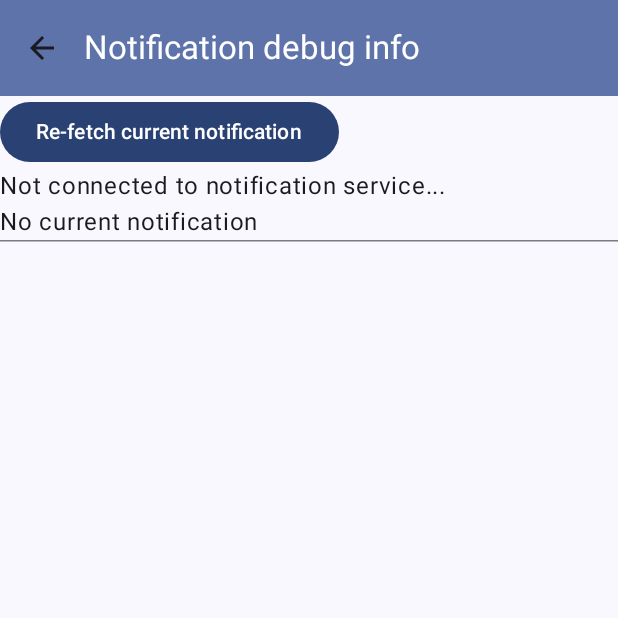
After one commit to FuegoFro/notifications_complication, an Android app built with Jetpack Compose: the NotificationsDebugScreen screen opened through its navigation route, on a phone screen of 412 x 824 dp, the top half of it. The commit adds this screen. Run offline under Robolectric (Android 15) with nearby library versions, the phone set to English and light mode, and no system bars; libraries missing offline, so code that uses them is left out: com.google.android.gms; 6 statements that could not run were skipped.

Commit message:
A ton more debugging info, send commands to service, force refresh when changing packages

```diff
--- a/phone/src/main/java/com/fuegofro/notifications_complication/MainActivity.kt
+++ b/phone/src/main/java/com/fuegofro/notifications_complication/MainActivity.kt
@@ -5,7 +5,6 @@ import android.content.Intent
 import android.content.ServiceConnection
 import android.os.Bundle
 import android.os.IBinder
-import android.util.Log
 import androidx.activity.ComponentActivity
 import androidx.activity.compose.setContent
 import androidx.core.view.WindowCompat
@@ -13,24 +12,31 @@ import androidx.navigation.compose.NavHost
 import androidx.navigation.compose.composable
 import androidx.navigation.compose.rememberNavController
 import com.fuegofro.notifications_complication.ui.MainScreen
+import com.fuegofro.notifications_complication.ui.NotificationsDebugScreen
 import com.fuegofro.notifications_complication.ui.PackageSelectionScreen
 import com.fuegofro.notifications_complication.ui.theme.NotificationsComplicationTheme
+import kotlinx.coroutines.flow.MutableStateFlow
 
 private data object NavScreens {
-    const val MAIN = "main"
+    const val MAIN = "MAIN"
     const val PACKAGES_SELECTION = "PACKAGES_SELECTION"
+    const val NOTIFICATIONS_DEBUG = "NOTIFICATIONS_DEBUG"
 }
 
 class MainActivity : ComponentActivity() {
+    private val serviceBinderFlow =
+        MutableStateFlow<NotificationListener.NotificationListenerBinder?>(null)
 
     private val serviceConnection =
         object : ServiceConnection {
             override fun onServiceConnected(name: ComponentName?, service: IBinder?) {
-                Log.e("ServiceConnection", "onServiceConnected")
+                // Log.e("ServiceConnection", "onServiceConnected")
+                serviceBinderFlow.value = service as NotificationListener.NotificationListenerBinder
             }
 
             override fun onServiceDisconnected(name: ComponentName?) {
-                Log.e("ServiceConnection", "onServiceDisconnected")
+                // Log.e("ServiceConnection", "onServiceDisconnected")
+                serviceBinderFlow.value = null
             }
         }
 
@@ -50,11 +56,23 @@ class MainActivity : ComponentActivity() {
                         MainScreen(
                             onNavigateToPackagesSelection = {
                                 navController.navigate(NavScreens.PACKAGES_SELECTION)
+                            },
+                            onNavigateToNotificationsDebug = {
+                                navController.navigate(NavScreens.NOTIFICATIONS_DEBUG)
                             }
                         )
                     }
                     composable(NavScreens.PACKAGES_SELECTION) {
-                        PackageSelectionScreen(onNavigateUp = navController::navigateUp)
+                        PackageSelectionScreen(
+                            onNavigateUp = navController::navigateUp,
+                            notificationListenerBinderFlow = serviceBinderFlow,
+                        )
+                    }
+                    composable(NavScreens.NOTIFICATIONS_DEBUG) {
+                        NotificationsDebugScreen(
+                            onNavigateUp = navController::navigateUp,
+                            notificationListenerBinderFlow = serviceBinderFlow,
+                        )
                     }
                 }
             }
--- /dev/null
+++ b/phone/src/main/java/com/fuegofro/notifications_complication/ui/NotificationsDebugScreen.kt
@@ -0,0 +1,175 @@
+@file:OptIn(ExperimentalMaterial3Api::class)
+
+package com.fuegofro.notifications_complication.ui
+
+import androidx.compose.foundation.Image
+import androidx.compose.foundation.background
+import androidx.compose.foundation.clickable
+import androidx.compose.foundation.layout.Box
+import androidx.compose.foundation.layout.Column
+import androidx.compose.foundation.layout.Row
+import androidx.compose.foundation.layout.padding
+import androidx.compose.foundation.layout.size
+import androidx.compose.foundation.lazy.LazyColumn
+import androidx.compose.foundation.lazy.items
+import androidx.compose.foundation.shape.CircleShape
+import androidx.compose.material.icons.Icons
+import androidx.compose.material.icons.automirrored.filled.ArrowBack
+import androidx.compose.material3.Button
+import androidx.compose.material3.ExperimentalMaterial3Api
+import androidx.compose.material3.HorizontalDivider
+import androidx.compose.material3.Icon
+import androidx.compose.material3.IconButton
+import androidx.compose.material3.MaterialTheme
+import androidx.compose.material3.Scaffold
+import androidx.compose.material3.Text
+import androidx.compose.material3.TopAppBar
+import androidx.compose.material3.TopAppBarDefaults
+import androidx.compose.runtime.Composable
+import androidx.compose.runtime.LaunchedEffect
+import androidx.compose.runtime.getValue
+import androidx.compose.runtime.mutableStateOf
+import androidx.compose.runtime.remember
+import androidx.compose.runtime.rememberCoroutineScope
+import androidx.compose.runtime.saveable.rememberSaveable
+import androidx.compose.runtime.setValue
+import androidx.compose.ui.Alignment
+import androidx.compose.ui.Modifier
+import androidx.compose.ui.graphics.asImageBitmap
+import androidx.compose.ui.platform.LocalContext
+import androidx.compose.ui.res.stringResource
+import androidx.compose.ui.text.font.FontWeight
+import androidx.compose.ui.unit.dp
+import androidx.lifecycle.compose.collectAsStateWithLifecycle
+import com.fuegofro.notifications_complication.NotificationDebugInfo
+import com.fuegofro.notifications_complication.NotificationListener
+import com.fuegofro.notifications_complication.R
+import com.fuegofro.notifications_complication.common.NotificationInfo
+import com.google.android.gms.wearable.Wearable
+import kotlinx.coroutines.flow.Flow
+import kotlinx.coroutines.launch
+import kotlinx.coroutines.tasks.await
+
+@Composable
+fun NotificationsDebugScreen(
+    onNavigateUp: () -> Unit,
+    notificationListenerBinderFlow: Flow<NotificationListener.NotificationListenerBinder?>,
+) {
+    val coroutineScope = rememberCoroutineScope()
+    val binder =
+        notificationListenerBinderFlow.collectAsStateWithLifecycle(initialValue = null).value
+    var infos by remember { mutableStateOf(listOf<NotificationDebugInfo>()) }
+    suspend fun reFetchNotificationInfos() {
+        infos = binder?.getAllNotificationInfos() ?: listOf()
+    }
+
+    val dataClient = Wearable.getDataClient(LocalContext.current)
+    val (dataLayerNotification, setDataLayerNotification) =
+        remember { mutableStateOf<NotificationInfo?>(null) }
+    suspend fun reFetchDataLayerNotification() {
+        val dataItems = dataClient.dataItems.await()
+        val notificationInfo = NotificationInfo.fromBytes(dataItems.firstOrNull()?.data)
+        dataItems.release()
+        setDataLayerNotification(notificationInfo)
+    }
+
+    LaunchedEffect(Unit) { reFetchDataLayerNotification() }
+    LaunchedEffect(binder) { reFetchNotificationInfos() }
+
+    Scaffold(
+        topBar = {
+            TopAppBar(
+                colors =
+                    TopAppBarDefaults.topAppBarColors(
+                        containerColor = MaterialTheme.colorScheme.primaryContainer,
+                        titleContentColor = MaterialTheme.colorScheme.onPrimaryContainer,
+                    ),
+                title = { Text("Notification debug info") },
+                navigationIcon = {
+                    IconButton(onClick = onNavigateUp) {
+                        Icon(
+                            imageVector = Icons.AutoMirrored.Filled.ArrowBack,
+                            contentDescription = stringResource(R.string.button_up),
+                        )
+                    }
+                },
+            )
+        }
+    ) { paddingValues ->
+        Column(modifier = Modifier.padding(paddingValues)) {
+            Button(onClick = { coroutineScope.launch { reFetchDataLayerNotification() } }) {
+                Text("Re-fetch current notification")
+            }
+            if (binder == null) {
+                Text("Not connected to notification service...")
+            } else {
+                Button(onClick = { coroutineScope.launch { reFetchNotificationInfos() } }) {
+                    Text("Re-fetch notification infos")
+                }
+                Button(onClick = { coroutineScope.launch { binder.forceRefresh() } }) {
+                    Text("Force refresh current notification")
+                }
+            }
+
+            LazyColumn {
+                item {
+                    if (dataLayerNotification == null) {
+                        Text("No current notification")
+                    } else {
+                        NotificationDebugRow(NotificationDebugInfo(dataLayerNotification, mapOf()))
+                    }
+                    HorizontalDivider()
+                }
+                items(infos, key = { it.info.key }) { NotificationDebugRow(it) }
+            }
+        }
+    }
+}
+
+@Composable
+fun NotificationDebugRow(notificationDebugInfo: NotificationDebugInfo) {
+    var expanded by rememberSaveable { mutableStateOf(false) }
+    val notificationInfo = notificationDebugInfo.info
+
+    Column {
+        Row(modifier = Modifier.clickable { expanded = !expanded }) {
+            Box {
+                notificationInfo.largeIconBitmap()?.let {
+                    Image(
+                        it.asImageBitmap(),
+                        contentDescription = "Large Icon",
+                    )
+                }
+                Box(
+                    modifier =
+                        Modifier.background(
+                                MaterialTheme.colorScheme.background,
+                                CircleShape,
+                            )
+                            .padding(4.dp)
+                            .align(Alignment.BottomEnd),
+                ) {
+                    notificationInfo.smallIconBitmap()?.let {
+                        Image(
+                            it.asImageBitmap(),
+                            contentDescription = "Small Icon",
+                            modifier = Modifier.size(12.dp).align(Alignment.Center),
+                        )
+                    }
+                }
+            }
+            Column {
+                Text(notificationInfo.title)
+                Text(notificationInfo.body)
+            }
+        }
+        if (expanded) {
+            Column {
+                for ((key, value) in notificationDebugInfo.extras) {
+                    Text(key, fontWeight = FontWeight.Bold)
+                    Text(value)
+                }
+            }
+        }
+    }
+}
```
Also changed, not shown: common/src/main/java/com/fuegofro/notifications_complication/common/NotificationInfo.kt (+5 -5 lines), phone/src/main/java/com/fuegofro/notifications_complication/NotificationListener.kt (+83 -27 lines), phone/src/main/java/com/fuegofro/notifications_complication/ui/MainScreen.kt (+2 -95 lines), phone/src/main/java/com/fuegofro/notifications_complication/ui/PackageSelectionScreen.kt (+13 -2 lines), 1 other file.
